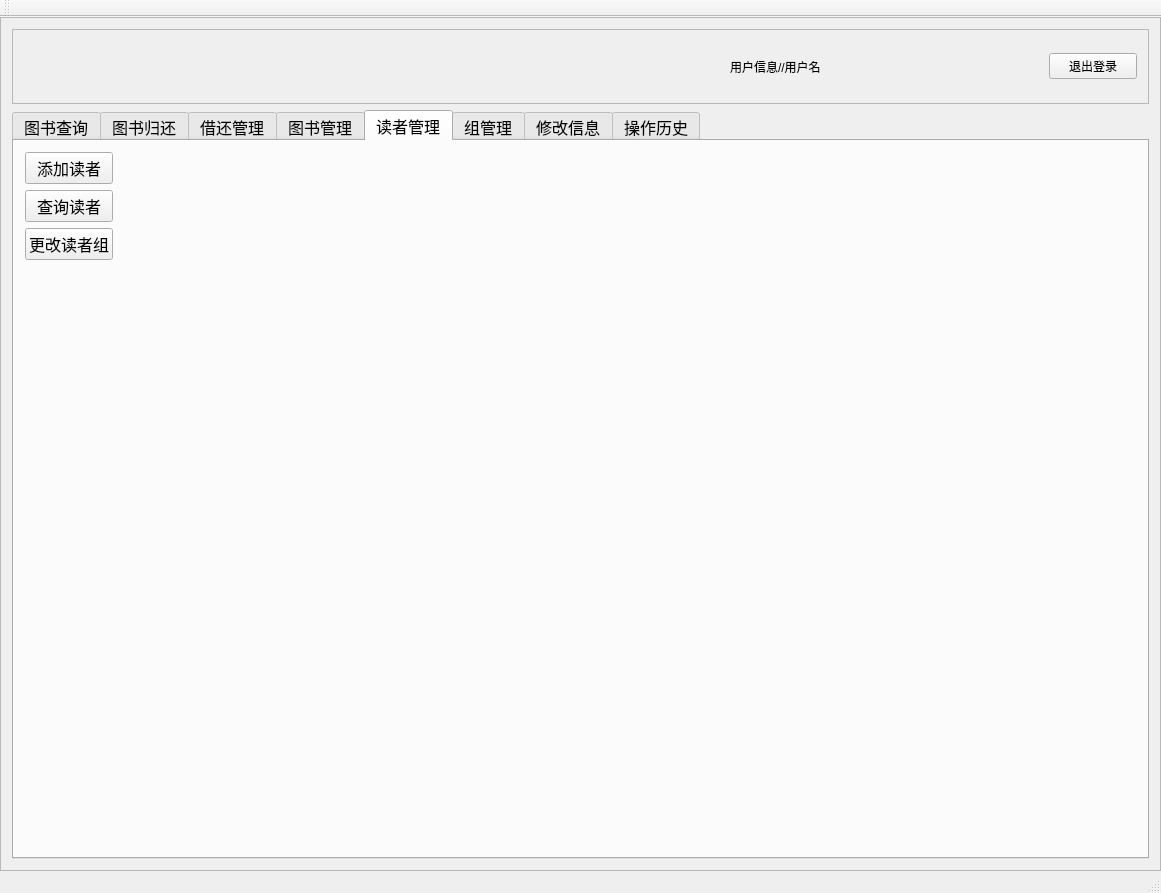
Before: the Qt Designer form reader.ui in lixiaojia2017/libclient, drawn with Qt 5.
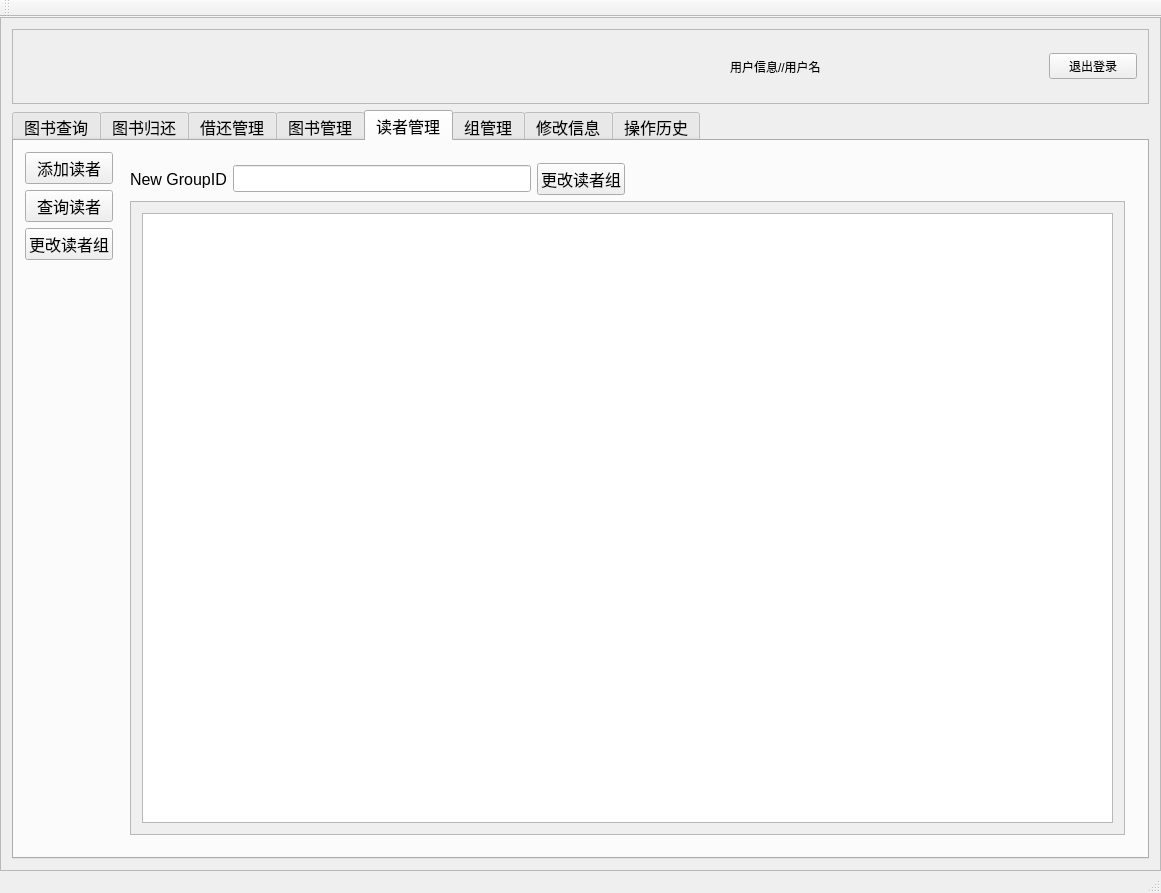
After: the same form once the commit is applied. The open tabs and pages were chosen to show the change. Icons and pictures are not drawn.

Commit message:
功能添加
添加更改读者组的操作，由于之前ui文件崩掉，所以现在重新加上了

Patch:
```diff
--- a/reader.ui
+++ b/reader.ui
@@ -1947,7 +1947,66 @@
                 </item>
                </layout>
               </widget>
-              <widget class="QWidget" name="page"/>
+              <widget class="QWidget" name="page">
+               <layout class="QGridLayout" name="gridLayout_59">
+                <item row="0" column="0">
+                 <layout class="QGridLayout" name="gridLayout_58">
+                  <item row="0" column="0">
+                   <widget class="QLabel" name="label_74">
+                    <property name="text">
+                     <string>New GroupID</string>
+                    </property>
+                   </widget>
+                  </item>
+                  <item row="0" column="1">
+                   <widget class="QLineEdit" name="lineEdit"/>
+                  </item>
+                  <item row="0" column="2">
+                   <widget class="QPushButton" name="pushButton_18">
+                    <property name="text">
+                     <string>更改读者组</string>
+                    </property>
+                   </widget>
+                  </item>
+                 </layout>
+                </item>
+                <item row="0" column="1">
+                 <spacer name="horizontalSpacer_31">
+                  <property name="orientation">
+                   <enum>Qt::Horizontal</enum>
+                  </property>
+                  <property name="sizeHint" stdset="0">
+                   <size>
+                    <width>479</width>
+                    <height>20</height>
+                   </size>
+                  </property>
+                 </spacer>
+                </item>
+                <item row="1" column="0" colspan="2">
+                 <widget class="QScrollArea" name="scrollArea_9">
+                  <property name="widgetResizable">
+                   <bool>true</bool>
+                  </property>
+                  <widget class="QWidget" name="scrollAreaWidgetContents_9">
+                   <property name="geometry">
+                    <rect>
+                     <x>0</x>
+                     <y>0</y>
+                     <width>969</width>
+                     <height>605</height>
+                    </rect>
+                   </property>
+                   <layout class="QGridLayout" name="gridLayout_60">
+                    <item row="0" column="0">
+                     <widget class="QTableWidget" name="searchResult_9"/>
+                    </item>
+                   </layout>
+                  </widget>
+                 </widget>
+                </item>
+               </layout>
+              </widget>
              </widget>
             </item>
             <item row="0" column="0">
```
Left out of the diff: 67 changed lines with no effect on the pictures. The commit also changes 1 other file.
